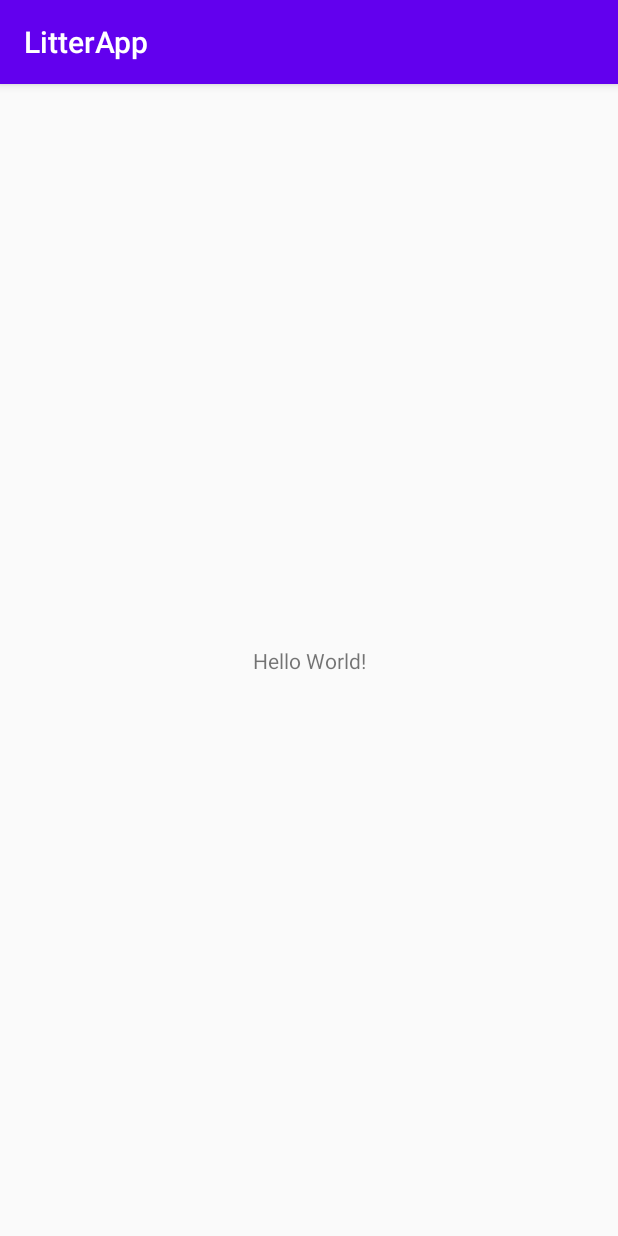
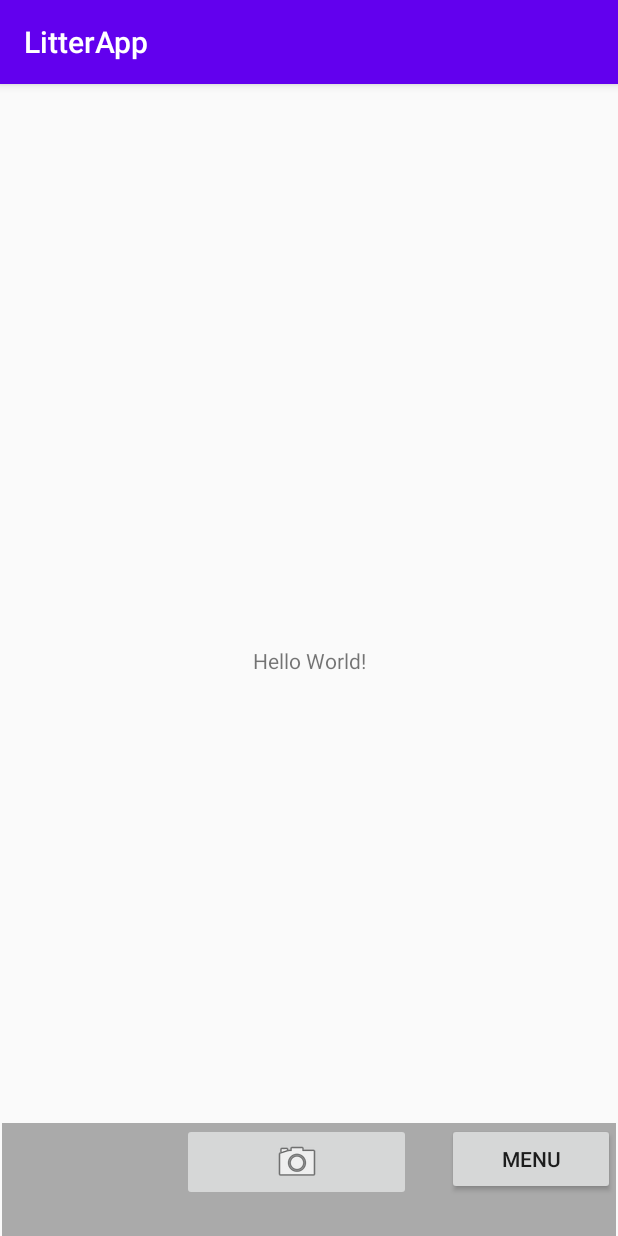
Before and after one commit to mdg1317/Capstone_Litter_App, an Android app: the screen it shows after launch (MainActivity), on a phone screen of 412 x 824 dp. Run offline under Robolectric (Android 15) with nearby library versions, the phone set to English and light mode, and no system bars.

Commit message:
Added camera and menu buttons for demo

```diff
--- a/app/src/main/java/com/example/litterapp/MainActivity.java
+++ b/app/src/main/java/com/example/litterapp/MainActivity.java
@@ -1,8 +1,15 @@
 package com.example.litterapp;
 
 import androidx.appcompat.app.AppCompatActivity;
+import androidx.constraintlayout.widget.ConstraintLayout;
 
+import android.animation.ObjectAnimator;
+import android.graphics.Color;
 import android.os.Bundle;
+import android.view.View;
+import android.view.animation.Animation;
+import android.widget.Button;
+import android.widget.ImageButton;
 
 public class MainActivity extends AppCompatActivity {
 
@@ -10,5 +17,36 @@ public class MainActivity extends AppCompatActivity {
     protected void onCreate(Bundle savedInstanceState) {
         super.onCreate(savedInstanceState);
         setContentView(R.layout.activity_main);
+
+        final ConstraintLayout layout = findViewById(R.id.layout);
+        Button buttonMenu = findViewById(R.id.buttonMenu);
+        ImageButton buttonCamera = findViewById(R.id.buttonCamera);
+
+        // change background color to red when clicking menu button
+        // TEMPORARY
+        buttonMenu.setOnClickListener(new View.OnClickListener() {
+            @Override
+            public void onClick(final View view){
+                layout.setBackgroundColor(Color.RED);
+            }
+        });
+
+        // change background color to green when clicking camera button
+        // TEMPORARY
+        buttonCamera.setOnClickListener(new View.OnClickListener() {
+            @Override
+            public void onClick(final View view){
+                layout.setBackgroundColor(Color.GREEN);
+            }
+        });
+
+        // change background color to white when clicking on main screen
+        // TEMPORARY
+        layout.setOnClickListener(new View.OnClickListener() {
+            @Override
+            public void onClick(final View view){
+                layout.setBackgroundColor(Color.WHITE);
+            }
+        });
     }
 }
--- a/app/src/main/res/layout/activity_main.xml
+++ b/app/src/main/res/layout/activity_main.xml
@@ -2,11 +2,13 @@
 <androidx.constraintlayout.widget.ConstraintLayout xmlns:android="http://schemas.android.com/apk/res/android"
     xmlns:app="http://schemas.android.com/apk/res-auto"
     xmlns:tools="http://schemas.android.com/tools"
+    android:id="@+id/layout"
     android:layout_width="match_parent"
     android:layout_height="match_parent"
     tools:context=".MainActivity">
 
     <TextView
+        android:id="@+id/textView"
         android:layout_width="wrap_content"
         android:layout_height="wrap_content"
         android:text="Hello World!"
@@ -15,4 +17,39 @@
         app:layout_constraintRight_toRightOf="parent"
         app:layout_constraintTop_toTopOf="parent" />
 
+    <LinearLayout
+        android:layout_width="409dp"
+        android:layout_height="75dp"
+        android:background="@android:color/darker_gray"
+        android:orientation="horizontal"
+        app:layout_constraintBottom_toBottomOf="parent"
+        app:layout_constraintEnd_toEndOf="parent"
+        app:layout_constraintStart_toStartOf="parent">
+
+        <Space
+            android:layout_width="wrap_content"
+            android:layout_height="wrap_content"
+            android:layout_weight="0.5" />
+
+        <ImageButton
+            android:id="@+id/buttonCamera"
+            android:layout_width="wrap_content"
+            android:layout_height="wrap_content"
+            android:layout_weight="0.4"
+            app:srcCompat="@android:drawable/ic_menu_camera" />
+
+        <Space
+            android:layout_width="wrap_content"
+            android:layout_height="wrap_content"
+            android:layout_weight="0.1" />
+
+        <Button
+            android:id="@+id/buttonMenu"
+            android:layout_width="wrap_content"
+            android:layout_height="wrap_content"
+            android:layout_weight="0.1"
+            android:text="Menu" />
+
+    </LinearLayout>
+
 </androidx.constraintlayout.widget.ConstraintLayout>
```
